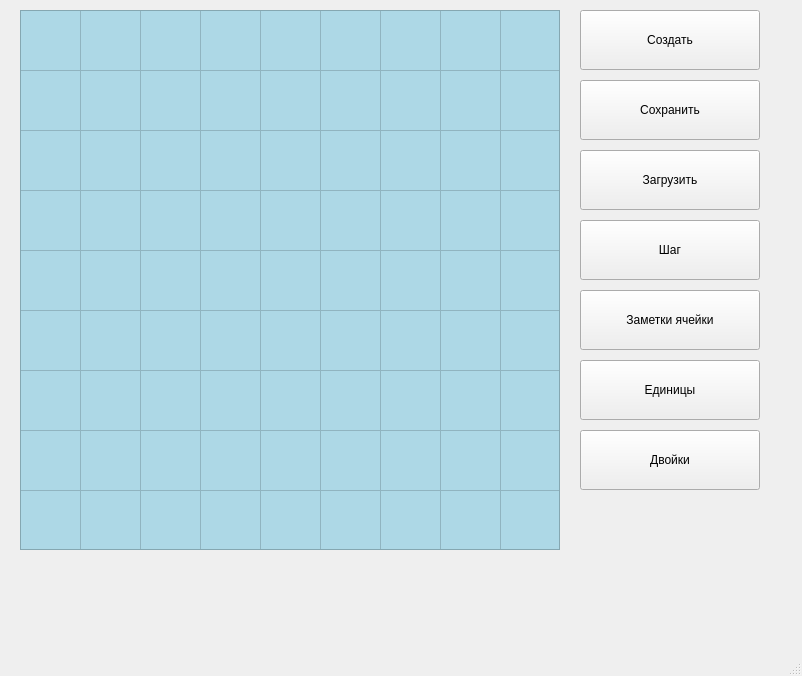
vombat42/pyside6_sudoku, file main_window.ui: the form before one commit.
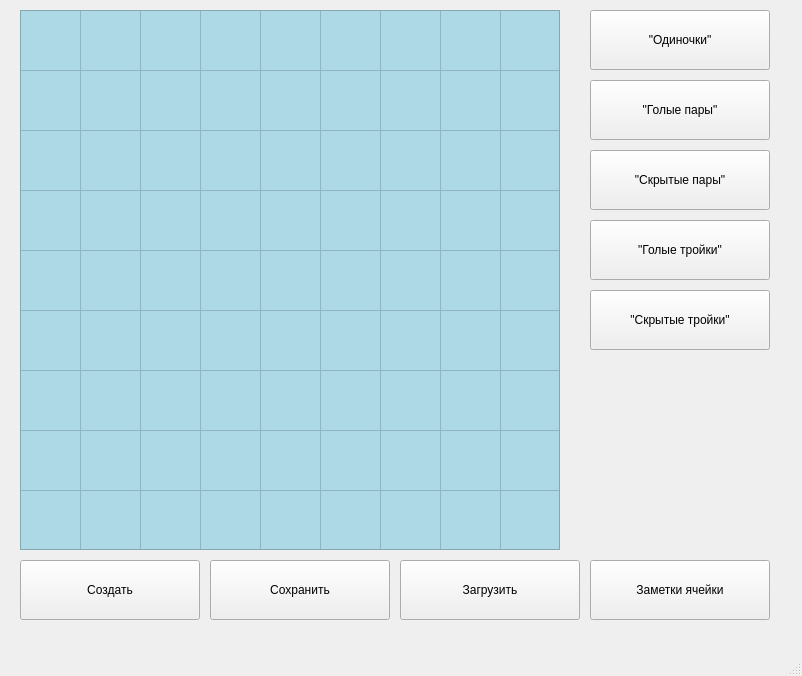
The form after the commit.

Commit message: добавлен метод Голые двойки и расширен дизайн для новых методов

```diff
--- a/main_window.ui
+++ b/main_window.ui
@@ -110,8 +110,8 @@
    <widget class="QPushButton" name="button_create">
     <property name="geometry">
      <rect>
-      <x>580</x>
-      <y>10</y>
+      <x>20</x>
+      <y>560</y>
       <width>180</width>
       <height>60</height>
      </rect>
@@ -123,34 +123,34 @@
    <widget class="QPushButton" name="button_step">
     <property name="geometry">
      <rect>
-      <x>580</x>
-      <y>220</y>
-      <width>180</width>
-      <height>60</height>
-     </rect>
-    </property>
-    <property name="text">
-     <string>Шаг</string>
-    </property>
-   </widget>
-   <widget class="QPushButton" name="button_download">
-    <property name="geometry">
-     <rect>
-      <x>580</x>
+      <x>590</x>
       <y>150</y>
       <width>180</width>
       <height>60</height>
      </rect>
     </property>
     <property name="text">
+     <string>&quot;Скрытые пары&quot;</string>
+    </property>
+   </widget>
+   <widget class="QPushButton" name="button_download">
+    <property name="geometry">
+     <rect>
+      <x>400</x>
+      <y>560</y>
+      <width>180</width>
+      <height>60</height>
+     </rect>
+    </property>
+    <property name="text">
      <string>Загрузить</string>
     </property>
    </widget>
    <widget class="QPushButton" name="button_save">
     <property name="geometry">
      <rect>
-      <x>580</x>
-      <y>80</y>
+      <x>210</x>
+      <y>560</y>
       <width>180</width>
       <height>60</height>
      </rect>
@@ -162,8 +162,8 @@
    <widget class="QPushButton" name="button_show_notes">
     <property name="geometry">
      <rect>
-      <x>580</x>
-      <y>290</y>
+      <x>590</x>
+      <y>560</y>
       <width>180</width>
       <height>60</height>
      </rect>
@@ -175,27 +175,53 @@
    <widget class="QPushButton" name="button_one">
     <property name="geometry">
      <rect>
-      <x>580</x>
-      <y>360</y>
+      <x>590</x>
+      <y>10</y>
       <width>180</width>
       <height>60</height>
      </rect>
     </property>
     <property name="text">
-     <string>Единицы</string>
+     <string>&quot;Одиночки&quot;</string>
     </property>
    </widget>
    <widget class="QPushButton" name="button_two">
     <property name="geometry">
      <rect>
-      <x>580</x>
-      <y>430</y>
+      <x>590</x>
+      <y>80</y>
       <width>180</width>
       <height>60</height>
      </rect>
     </property>
     <property name="text">
-     <string>Двойки</string>
+     <string>&quot;Голые пары&quot;</string>
+    </property>
+   </widget>
+   <widget class="QPushButton" name="button_naked_triple">
+    <property name="geometry">
+     <rect>
+      <x>590</x>
+      <y>220</y>
+      <width>180</width>
+      <height>60</height>
+     </rect>
+    </property>
+    <property name="text">
+     <string>&quot;Голые тройки&quot;</string>
+    </property>
+   </widget>
+   <widget class="QPushButton" name="button_hidden_triple">
+    <property name="geometry">
+     <rect>
+      <x>590</x>
+      <y>290</y>
+      <width>180</width>
+      <height>60</height>
+     </rect>
+    </property>
+    <property name="text">
+     <string>&quot;Скрытые тройки&quot;</string>
     </property>
    </widget>
   </widget>
```
Left out of the diff: 8 changed lines with no effect on the pictures. The commit also changes 5 other files.
